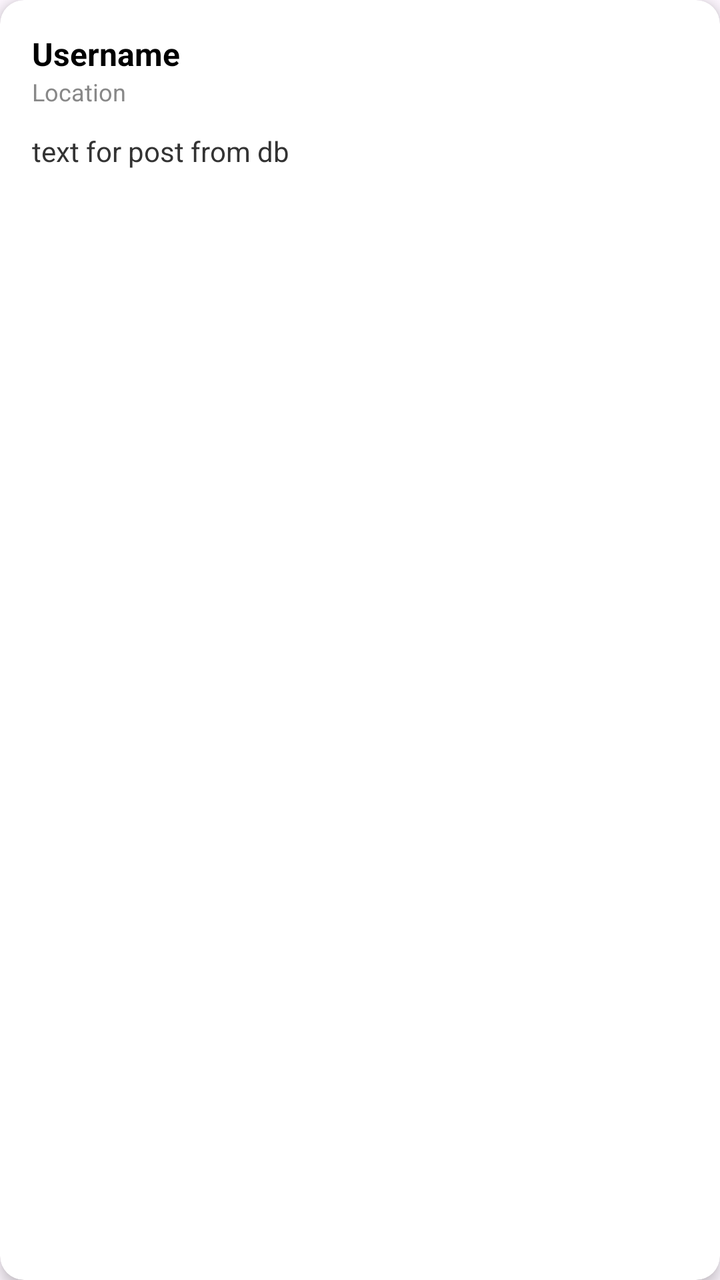
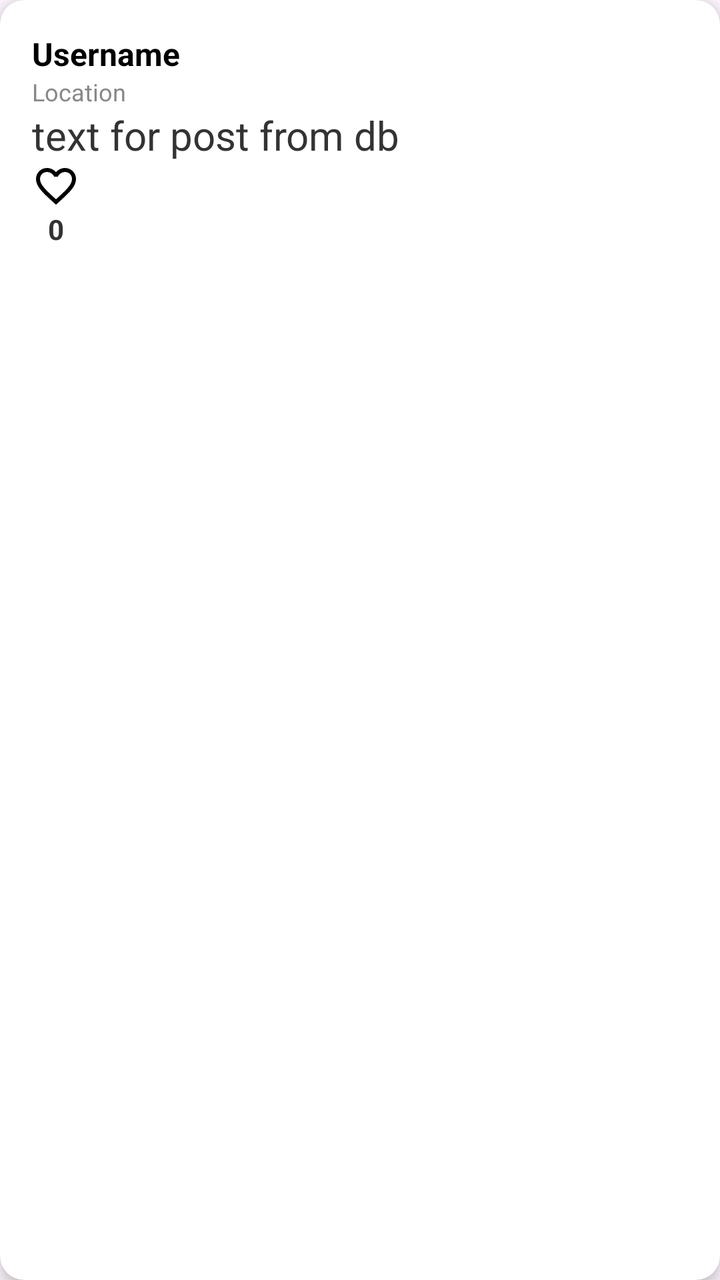

The first picture is an Android layout as it rendered before a commit; the second is the same layout after the commit. The layout source and the unified diff follow.
<!-- AndroidManifest.xml: application theme Theme.WooferProject -->
<!-- res/layout/post_template.xml -->
<androidx.cardview.widget.CardView xmlns:android="http://schemas.android.com/apk/res/android"
    xmlns:app="http://schemas.android.com/apk/res-auto"
    android:layout_width="match_parent"
    android:layout_height="wrap_content"
    android:layout_margin="8dp"
    app:cardCornerRadius="12dp"
    app:cardElevation="4dp">

    
    <LinearLayout
        android:layout_width="match_parent"
        android:layout_height="wrap_content"
        android:orientation="vertical"
        android:padding="16dp">

        <TextView
            android:id="@+id/postUser"
            android:layout_width="wrap_content"
            android:layout_height="wrap_content"
            android:text="Username"
            android:textColor="#000000"
            android:textSize="16sp"
            android:textStyle="bold" />

        <TextView
            android:id="@+id/postLocation"
            android:layout_width="wrap_content"
            android:layout_height="wrap_content"
            android:text="Location"
            android:textColor="#888888"
            android:textSize="12sp" />

        <ImageView
            android:id="@+id/postImage"
            android:layout_width="match_parent"
            android:layout_height="200dp"
            android:layout_marginTop="8dp"
            android:scaleType="centerCrop"
            android:visibility="gone" />

        <TextView
            android:id="@+id/postText"
            android:layout_width="match_parent"
            android:layout_height="wrap_content"
            android:layout_marginTop="12dp"
            android:text="text for post from db"
            android:textColor="#333333"
            android:textSize="14sp" />

        

    </LinearLayout>

</androidx.cardview.widget.CardView>
<!-- resources referenced by this layout -->
<resources>
  <style name="Theme.WooferProject" parent="Base.Theme.WooferProject" />
  <style name="Base.Theme.WooferProject" parent="Theme.Material3.DayNight.NoActionBar">
          
          <item name="colorPrimary">@color/magnet_blue</item>
          <item name="colorOnPrimary">@color/white</item>
          <item name="colorPrimaryContainer">@color/magnet_blue</item>
          <item name="colorOnPrimaryContainer">@color/white</item>
      </style>
  <color name="magnet_blue">#1E3A5F</color>
  <color name="white">#FFFFFFFF</color>
</resources>

<!-- the commit's change to res/layout/post_template.xml (unified diff, before → after) -->
@@ -35,6 +35,7 @@
             android:layout_width="match_parent"
             android:layout_height="200dp"
             android:layout_marginTop="8dp"
+            android:layout_marginBottom="12dp"
             android:scaleType="centerCrop"
             android:visibility="gone" />
 
@@ -42,12 +43,26 @@
             android:id="@+id/postText"
             android:layout_width="match_parent"
             android:layout_height="wrap_content"
-            android:layout_marginTop="12dp"
             android:text="text for post from db"
             android:textColor="#333333"
-            android:textSize="14sp" />
+            android:textSize="20sp" />
 
-        
+        <ImageView
+            android:id="@+id/upvoteButton"
+            android:layout_width="24dp"
+            android:layout_height="24dp"
+            android:src="@drawable/ic_heart_empty"
+            app:tint="#000000" />
+
+            <TextView
+            android:id="@+id/upvoteCount"
+            android:layout_width="wrap_content"
+            android:layout_height="wrap_content"
+            android:layout_marginStart="8dp"
+            android:text="0"
+            android:textColor="#333333"
+            android:textSize="14sp"
+            android:textStyle="bold" />
 
     </LinearLayout>
 
<!-- resource entries referenced after the edit -->
@@ -1,5 +1,11 @@
 <!-- resources referenced by this layout -->
 <resources>
+  <!-- drawable ic_heart_empty (drawable) -->
+  <vector xmlns:android="http://schemas.android.com/apk/res/android" android:height="24dp" android:tint="#000000" android:viewportHeight="24" android:viewportWidth="24" android:width="24dp">
+        
+      <path android:fillColor="@android:color/white" android:pathData="M16.5,3c-1.74,0 -3.41,0.81 -4.5,2.09C10.91,3.81 9.24,3 7.5,3 4.42,3 2,5.42 2,8.5c0,3.78 3.4,6.86 8.55,11.54L12,21.35l1.45,-1.32C18.6,15.36 22,12.28 22,8.5 22,5.42 19.58,3 16.5,3zM12.1,18.55l-0.1,0.1 -0.1,-0.1C7.14,14.24 4,11.39 4,8.5 4,6.5 5.5,5 7.5,5c1.54,0 3.04,0.99 3.57,2.36h1.87C13.46,5.99 14.96,5 16.5,5c2,0 3.5,1.5 3.5,3.5 0,2.89 -3.14,5.74 -7.9,10.05z"/>
+      
+  </vector>
   <style name="Theme.WooferProject" parent="Base.Theme.WooferProject" />
   <style name="Base.Theme.WooferProject" parent="Theme.Material3.DayNight.NoActionBar">
           
